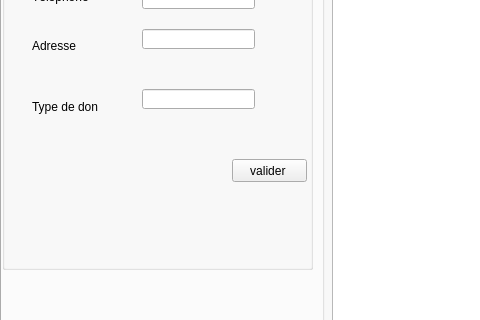
Qt form mainwindow.ui (Mahdi-dahmani/Smart-Aid-association-2A9) before a commit; both pictures show x 0 to 480 and y 136 to 456 of the 1173 by 786 pixel window.
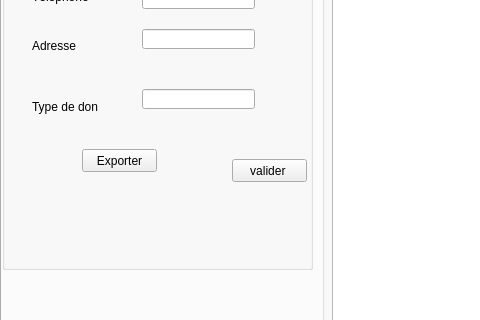
The same form after that commit.

Commit message: ajout metier excel

Diff of the .ui file:
```diff
--- a/mainwindow.ui
+++ b/mainwindow.ui
@@ -170,6 +170,19 @@
         </rect>
        </property>
       </widget>
+      <widget class="QPushButton" name="excel">
+       <property name="geometry">
+        <rect>
+         <x>80</x>
+         <y>260</y>
+         <width>75</width>
+         <height>23</height>
+        </rect>
+       </property>
+       <property name="text">
+        <string>Exporter</string>
+       </property>
+      </widget>
      </widget>
      <widget class="QGroupBox" name="ajout_donateur_3">
       <property name="geometry">
```
Left out of the diff: 9 changed lines with no effect on the pictures. The commit also changes 7 other files.
